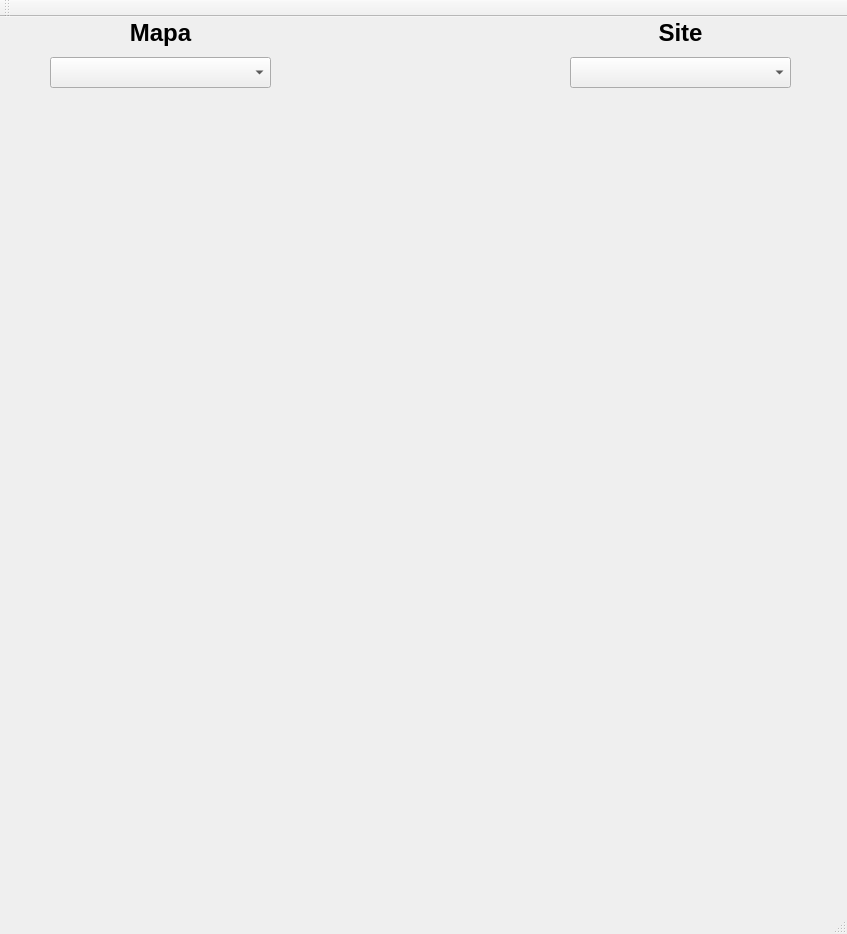
The window that R6Tools.ui (Machenta/R6Tools) describes before a commit, drawn with Qt 5.
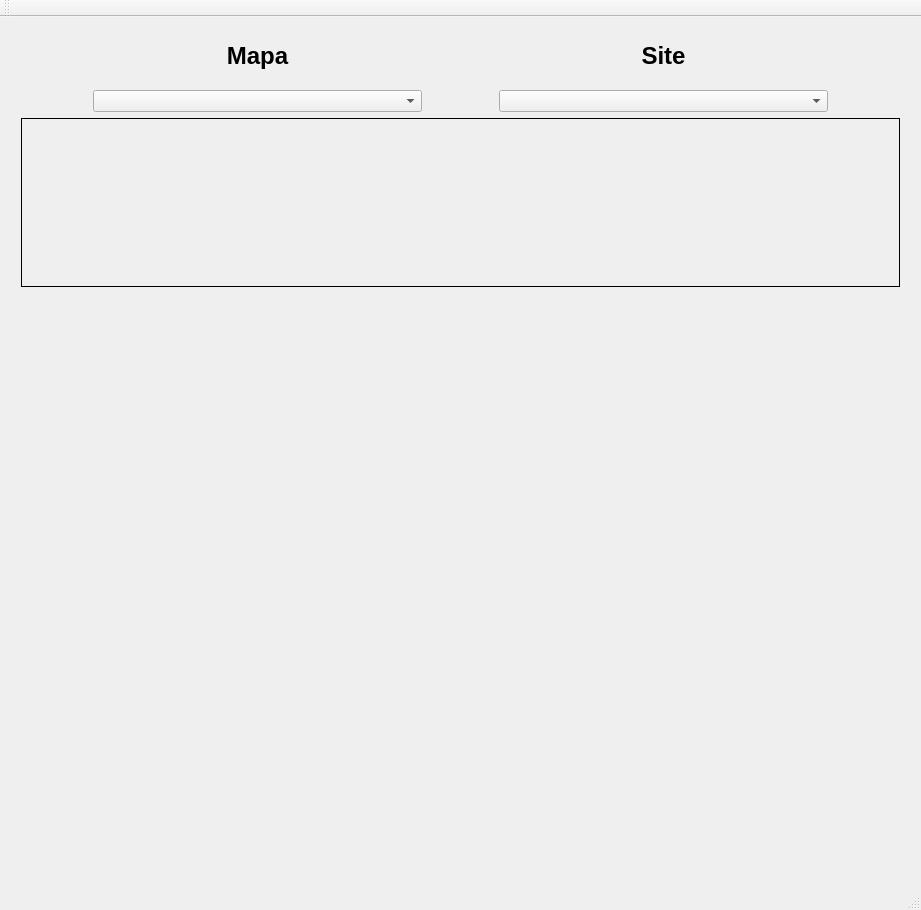
The same window after the commit.

Diff of the .ui file:
```diff
--- a/R6Tools.ui
+++ b/R6Tools.ui
@@ -6,32 +6,61 @@
    <rect>
     <x>0</x>
     <y>0</y>
-    <width>847</width>
-    <height>934</height>
+    <width>921</width>
+    <height>910</height>
    </rect>
   </property>
+  <property name="sizePolicy">
+   <sizepolicy hsizetype="Expanding" vsizetype="Expanding">
+    <horstretch>1</horstretch>
+    <verstretch>1</verstretch>
+   </sizepolicy>
+  </property>
   <property name="windowTitle">
    <string>R6Tools</string>
   </property>
   <widget class="QWidget" name="centralWidget">
-   <widget class="QComboBox" name="map_combo">
+   <property name="sizePolicy">
+    <sizepolicy hsizetype="Expanding" vsizetype="Expanding">
+     <horstretch>1</horstretch>
+     <verstretch>1</verstretch>
+    </sizepolicy>
+   </property>
+   <property name="minimumSize">
+    <size>
+     <width>50</width>
+     <height>50</height>
+    </size>
+   </property>
+   <property name="baseSize">
+    <size>
+     <width>100</width>
+     <height>100</height>
+    </size>
+   </property>
+   <widget class="QWidget" name="gridLayoutWidget">
     <property name="geometry">
      <rect>
-      <x>50</x>
-      <y>40</y>
-      <width>221</width>
-      <height>31</height>
+      <x>10</x>
+      <y>0</y>
+      <width>901</width>
+      <height>851</height>
      </rect>
     </property>
-   </widget>
+    <layout class="QGridLayout" name="gridLayout">
+     <item row="0" column="1">
    <widget class="QLabel" name="map">
-    <property name="geometry">
-     <rect>
-      <x>50</x>
-      <y>0</y>
-      <width>221</width>
-      <height>31</height>
-     </rect>
+       <property name="sizePolicy">
+        <sizepolicy hsizetype="Expanding" vsizetype="Expanding">
+         <horstretch>5</horstretch>
+         <verstretch>1</verstretch>
+        </sizepolicy>
+       </property>
+       <property name="minimumSize">
+        <size>
+         <width>200</width>
+         <height>40</height>
+        </size>
     </property>
     <property name="font">
      <font>
@@ -46,24 +75,40 @@
      <set>Qt::AlignCenter</set>
     </property>
    </widget>
+     </item>
+     <item row="1" column="1">
+      <widget class="QComboBox" name="map_combo">
+       <property name="sizePolicy">
+        <sizepolicy hsizetype="Expanding" vsizetype="Expanding">
+         <horstretch>1</horstretch>
+         <verstretch>1</verstretch>
+        </sizepolicy>
+       </property>
+      </widget>
+     </item>
+     <item row="1" column="3">
    <widget class="QComboBox" name="site_combo">
-    <property name="geometry">
-     <rect>
-      <x>570</x>
-      <y>40</y>
-      <width>221</width>
-      <height>31</height>
-     </rect>
-    </property>
-   </widget>
+       <property name="sizePolicy">
+        <sizepolicy hsizetype="Expanding" vsizetype="Expanding">
+         <horstretch>1</horstretch>
+         <verstretch>1</verstretch>
+        </sizepolicy>
+       </property>
+      </widget>
+     </item>
+     <item row="0" column="3">
    <widget class="QLabel" name="site">
-    <property name="geometry">
-     <rect>
-      <x>570</x>
-      <y>0</y>
-      <width>221</width>
-      <height>31</height>
-     </rect>
+       <property name="sizePolicy">
+        <sizepolicy hsizetype="Expanding" vsizetype="Expanding">
+         <horstretch>5</horstretch>
+         <verstretch>5</verstretch>
+        </sizepolicy>
+       </property>
+       <property name="minimumSize">
+        <size>
+         <width>200</width>
+         <height>40</height>
+        </size>
     </property>
     <property name="font">
      <font>
@@ -78,14 +123,29 @@
      <set>Qt::AlignCenter</set>
     </property>
    </widget>
+     </item>
+     <item row="2" column="0" colspan="5">
    <widget class="QLabel" name="banLabel">
-    <property name="geometry">
-     <rect>
-      <x>20</x>
-      <y>80</y>
-      <width>801</width>
-      <height>151</height>
-     </rect>
+       <property name="sizePolicy">
+        <sizepolicy hsizetype="Expanding" vsizetype="Expanding">
+         <horstretch>1</horstretch>
+         <verstretch>15</verstretch>
+        </sizepolicy>
+       </property>
+       <property name="minimumSize">
+        <size>
+         <width>50</width>
+         <height>50</height>
+        </size>
+       </property>
+       <property name="baseSize">
+        <size>
+         <width>204</width>
+         <height>100</height>
+        </size>
+       </property>
+       <property name="frameShape">
+        <enum>QFrame::Box</enum>
     </property>
     <property name="text">
      <string/>
@@ -97,14 +157,20 @@
      <set>Qt::AlignCenter</set>
     </property>
    </widget>
+     </item>
+     <item row="3" column="0" colspan="5">
    <widget class="QLabel" name="setupLabel">
-    <property name="geometry">
-     <rect>
-      <x>20</x>
-      <y>260</y>
-      <width>801</width>
-      <height>611</height>
-     </rect>
+       <property name="sizePolicy">
+        <sizepolicy hsizetype="Expanding" vsizetype="Expanding">
+         <horstretch>1</horstretch>
+         <verstretch>50</verstretch>
+        </sizepolicy>
+       </property>
+       <property name="minimumSize">
+        <size>
+         <width>50</width>
+         <height>50</height>
+        </size>
     </property>
     <property name="text">
      <string/>
@@ -112,6 +178,54 @@
     <property name="alignment">
      <set>Qt::AlignCenter</set>
     </property>
+      </widget>
+     </item>
+     <item row="0" column="2" rowspan="2">
+      <spacer name="horizontalSpacer_2">
+       <property name="orientation">
+        <enum>Qt::Horizontal</enum>
+       </property>
+       <property name="sizeType">
+        <enum>QSizePolicy::Expanding</enum>
+       </property>
+       <property name="sizeHint" stdset="0">
+        <size>
+         <width>300</width>
+         <height>20</height>
+        </size>
+       </property>
+      </spacer>
+     </item>
+     <item row="0" column="0" rowspan="2">
+      <spacer name="horizontalSpacer">
+       <property name="orientation">
+        <enum>Qt::Horizontal</enum>
+       </property>
+       <property name="sizeType">
+        <enum>QSizePolicy::Expanding</enum>
+       </property>
+       <property name="sizeHint" stdset="0">
+        <size>
+         <width>40</width>
+         <height>20</height>
+        </size>
+       </property>
+      </spacer>
+     </item>
+     <item row="0" column="4" rowspan="2">
+      <spacer name="horizontalSpacer_3">
+       <property name="orientation">
+        <enum>Qt::Horizontal</enum>
+       </property>
+       <property name="sizeHint" stdset="0">
+        <size>
+         <width>40</width>
+         <height>20</height>
+        </size>
+       </property>
+      </spacer>
+     </item>
+    </layout>
    </widget>
   </widget>
   <widget class="QMenuBar" name="menuBar">
```
Left out of the diff: 2 changed lines with no effect on the pictures. Lines whose indentation alone changed are shown as unchanged.
